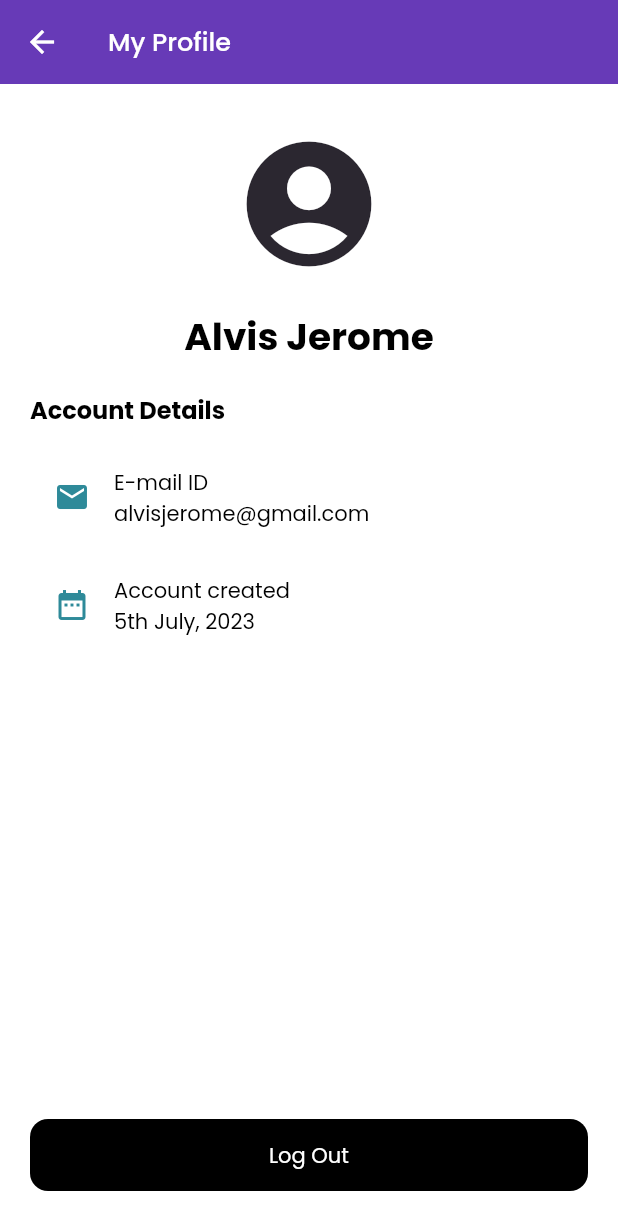
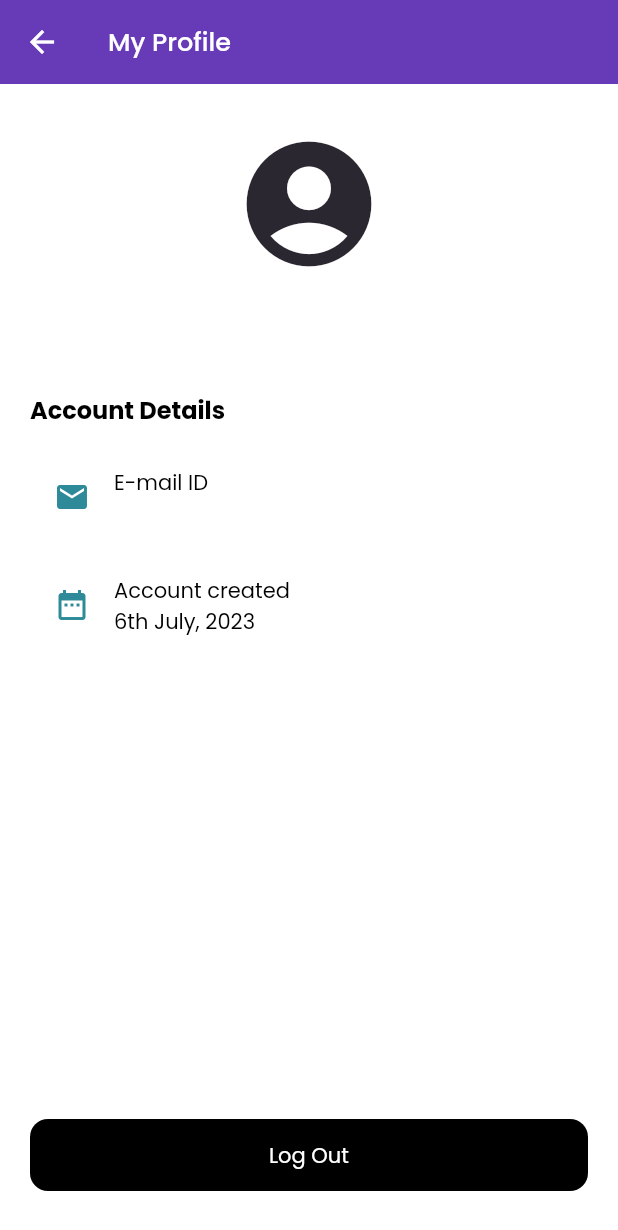
Before and after one commit to alvisjerome/todo-flutter-firebase, a Flutter app: the screen it shows once a user with an empty profile is signed in, after a tap on the "account circle" icon, on a phone screen of 412 x 824 dp. Shown: the top 1230 px of the screen. Run offline on Flutter 3.47's test engine with Material 2 defaults, Android fonts, the phone set to English and light mode, and no system bars; our stand-ins replace cloud_firestore, equatable, firebase_auth, firebase_core, get_it, google_fonts and 1 more; accounts and stored records are empty; generated files the repository leaves out were written again; network calls fail.

Commit message:
implemented CRUD

```diff
--- a/lib/app/modules/authentication/presentation/pages/profile_page.dart
+++ b/lib/app/modules/authentication/presentation/pages/profile_page.dart
@@ -13,6 +13,7 @@ class ProfilePage extends StatelessWidget {
 
   @override
   Widget build(BuildContext context) {
+    final authProvider = context.watch<AuthenticationProvider>();
     return Scaffold(
       appBar: AppBar(
         title: const CustomText(
@@ -27,15 +28,23 @@ class ProfilePage extends StatelessWidget {
         child: Column(
           crossAxisAlignment: CrossAxisAlignment.stretch,
           children: [
-            const Icon(Icons.account_circle,
-                size: 100,
-                // color: AppTheme.lightPink,
-                color: AppTheme.deepBrown),
+            authProvider.profilePicture.isNotEmpty
+                ? Container(
+                    height: 100,
+                    width: 100,
+                    decoration: BoxDecoration(
+                        shape: BoxShape.circle,
+                        image: DecorationImage(
+                            fit: BoxFit.contain,
+                            image: NetworkImage(authProvider.profilePicture))),
+                  )
+                : const Icon(Icons.account_circle,
+                    size: 100, color: AppTheme.deepBrown),
             const SizedBox(
               height: 20,
             ),
-            const CustomText(
-              value: "Alvis Jerome",
+            CustomText(
+              value: authProvider.username,
               align: TextAlign.center,
               fontSize: 25,
               fontWeight: FontWeight.bold,
@@ -48,23 +57,27 @@ class ProfilePage extends StatelessWidget {
                 fontWeight: FontWeight.bold,
               ),
             ),
-            const ListTile(
-              leading: Icon(
+            ListTile(
+              leading: const Icon(
                 Icons.mail,
                 color: AppTheme.tealGreen,
               ),
-              title: CustomText(
+              title: const CustomText(
                 value: "E-mail ID",
               ),
-              subtitle: CustomText(value: "alvisjerome@gmail.com"),
+              subtitle: CustomText(
+                value: authProvider.email,
+              ),
             ),
-            const ListTile(
-              leading: Icon(
+            ListTile(
+              leading: const Icon(
                 Icons.date_range,
                 color: AppTheme.tealGreen,
               ),
-              title: CustomText(value: "Account created"),
-              subtitle: CustomText(value: "5th July, 2023"),
+              title: const CustomText(value: "Account created"),
+              subtitle: CustomText(
+                value: authProvider.accountCreation,
+              ),
             ),
             const Spacer(),
             PrimaryButton(
--- a/lib/app/modules/authentication/presentation/providers/authentication_provider.dart
+++ b/lib/app/modules/authentication/presentation/providers/authentication_provider.dart
@@ -1,3 +1,4 @@
+import 'package:app/core/utils/conversion.dart';
 import 'package:firebase_auth/firebase_auth.dart';
 import 'package:flutter/material.dart';
 
@@ -6,9 +7,26 @@ import '../../datasource/repositories/authentication_repository.dart';
 
 class AuthenticationProvider with ChangeNotifier {
   final authenticationRepository = sl<AuthenticationRepository>();
+  final firebaseAuth = sl<FirebaseAuth>();
 
   User? _userValue;
-  User? get user => _userValue;
+  User? get user => _userValue ?? firebaseAuth.currentUser;
+
+  String get username {
+    return user?.displayName ?? "";
+  }
+
+  String get email {
+    return user?.email ?? "";
+  }
+
+  String get profilePicture {
+    return user?.photoURL ?? "";
+  }
+
+  String get accountCreation {
+    return Conversion.formatDate(user?.metadata.creationTime);
+  }
 
   Future<void> handleGoogleSignIn() async {
     final userCredential =
--- /dev/null
+++ b/lib/app/modules/todo/datasource/models/todo.dart
@@ -0,0 +1,13 @@
+import 'package:equatable/equatable.dart';
+
+class Todo extends Equatable {
+  final String? id;
+  final String? title;
+  final String? description;
+  final DateTime? dateTime;
+
+  const Todo({this.id, this.title, this.description, this.dateTime});
+
+  @override
+  List<Object?> get props => [id, title, description, dateTime];
+}
--- a/lib/app/modules/todo/presentation/pages/todo_page.dart
+++ b/lib/app/modules/todo/presentation/pages/todo_page.dart
@@ -1,10 +1,13 @@
+import 'package:app/app/modules/todo/presentation/providers/todo_provider.dart';
 import 'package:app/core/enums/todo_usecase.dart';
+import 'package:provider/provider.dart';
 
 import '../../../../../core/routes/app_paths.dart';
 import '../../../../../core/theme/app_theme.dart';
 import 'package:flutter/material.dart';
 
 import '../../../../widgets/custom_text.dart';
+import '../../datasource/models/todo.dart';
 import '../widgets/task_tile.dart';
 
 class TodoPage extends StatelessWidget {
@@ -12,6 +15,7 @@ class TodoPage extends StatelessWidget {
 
   @override
   Widget build(BuildContext context) {
+    final todosProvider = context.read<TodoProvider>();
     return Scaffold(
       appBar: AppBar(
         centerTitle: true,
@@ -31,17 +35,43 @@ class TodoPage extends StatelessWidget {
               ))
         ],
       ),
-      body: GridView.builder(
-          padding: const EdgeInsets.symmetric(vertical: 15.0, horizontal: 15),
-          itemCount: 10,
-          gridDelegate: const SliverGridDelegateWithFixedCrossAxisCount(
-              crossAxisCount: 2, crossAxisSpacing: 10, mainAxisSpacing: 10),
-          itemBuilder: (context, index) {
-            return const TaskTile();
+      body: StreamBuilder<List<Todo>>(
+          stream: todosProvider.getAllTodos(),
+          builder: (context, snapshot) {
+            if (snapshot.hasError) {
+              return Container(
+                  margin: const EdgeInsets.symmetric(horizontal: 20.0),
+                  alignment: Alignment.center,
+                  child: CustomText(value: "${snapshot.error}"));
+            }
+            if (snapshot.connectionState == ConnectionState.waiting) {
+              return const Center(
+                child: CircularProgressIndicator(
+                  strokeWidth: 1.5,
+                ),
+              );
+            }
+            if (snapshot.connectionState == ConnectionState.active) {
+              final todos = snapshot.data;
+              return GridView.builder(
+                  padding: const EdgeInsets.symmetric(
+                      vertical: 15.0, horizontal: 15),
+                  itemCount: todos?.length ?? 0,
+                  gridDelegate: const SliverGridDelegateWithFixedCrossAxisCount(
+                      crossAxisCount: 2,
+                      crossAxisSpacing: 10,
+                      mainAxisSpacing: 10),
+                  itemBuilder: (context, index) {
+                    return TaskTile(todo: todos?[index]);
+                  });
+            }
+            return const SizedBox();
           }),
       floatingActionButton: FloatingActionButton(
-        onPressed: () => Navigator.pushNamed(context, AppPaths.editTodo,
-            arguments: TodoUseCase.addTodo),
+        onPressed: () {
+          const record = (useCase: TodoUseCase.addTodo, todo: null);
+          Navigator.pushNamed(context, AppPaths.editTodo, arguments: record);
+        },
         child: const Icon(Icons.add),
       ),
     );
--- a/lib/app/modules/todo/presentation/widgets/task_tile.dart
+++ b/lib/app/modules/todo/presentation/widgets/task_tile.dart
@@ -1,52 +1,59 @@
+import 'package:app/app/modules/todo/presentation/providers/todo_provider.dart';
 import 'package:flutter/material.dart';
+import 'package:provider/provider.dart';
 
 import '../../../../../core/theme/app_theme.dart';
 import '../../../../widgets/custom_text.dart';
+import '../../datasource/models/todo.dart';
 import 'task_menu.dart';
 
 class TaskTile extends StatelessWidget {
-  const TaskTile({super.key});
+  final Todo? todo;
+
+  const TaskTile({super.key, required this.todo});
 
   @override
   Widget build(BuildContext context) {
+    final todoProvider = context.read<TodoProvider>();
     return Container(
       decoration: BoxDecoration(
         color: AppTheme.randomColor,
         borderRadius: BorderRadius.circular(12),
       ),
-      child: const Column(
+      child: Column(
         crossAxisAlignment: CrossAxisAlignment.stretch,
         children: [
           Row(
             children: [
               Expanded(
                   child: Padding(
-                padding: EdgeInsets.only(top: 10, left: 10, right: 10),
+                padding: const EdgeInsets.only(top: 10, left: 10, right: 10),
                 child: CustomText(
-                  value: "Shopping Grocery",
+                  value: todo?.title ?? "",
                   fontWeight: FontWeight.bold,
                   maxLine: 2,
                   textOverflow: TextOverflow.ellipsis,
                 ),
               )),
-              TaskMenu()
+              TaskMenu(
+                todo: todo,
+              )
             ],
           ),
           Flexible(
             child: Padding(
-              padding: EdgeInsets.only(left: 10.0, top: 5, right: 10),
+              padding: const EdgeInsets.only(left: 10.0, top: 5, right: 10),
               child: CustomText(
                 maxLine: 4,
-                value:
-                    "It has survived not only five centuries, but also the leap into electronic typesetting, remaining essentially unchanged. It was popularised in the 1960s with the release of Letraset sheets containing Lorem Ipsum passages, and more recently with desktop publishing software like Aldus PageMaker including versions of Lorem Ipsum.",
+                value: todo?.description ?? "",
                 textOverflow: TextOverflow.ellipsis,
               ),
             ),
           ),
           Padding(
-            padding: EdgeInsets.only(left: 10.0, top: 5, bottom: 3.0),
+            padding: const EdgeInsets.only(left: 10.0, top: 5, bottom: 3.0),
             child: CustomText(
-              value: "4th April 2023",
+              value: todoProvider.formatDateTime(todo?.dateTime),
               fontSize: 13,
               fontWeight: FontWeight.w600,
             ),
--- a/lib/app/widgets/custom_date_picker.dart
+++ b/lib/app/widgets/custom_date_picker.dart
@@ -1,8 +1,10 @@
 import 'package:flutter/material.dart';
 
 class CustomDatePicker extends StatefulWidget {
+  final DateTime? initialDate;
   final Function(DateTime) onDateSelected;
-  const CustomDatePicker({super.key, required this.onDateSelected});
+  const CustomDatePicker(
+      {super.key, required this.onDateSelected, this.initialDate});
 
   @override
   State<CustomDatePicker> createState() => _CustomDatePickerState();
@@ -15,7 +17,7 @@ class _CustomDatePickerState extends State<CustomDatePicker> {
   Future<void> handleSelectDate() async {
     final picked = await showDatePicker(
       context: context,
-      initialDate: currentDate,
+      initialDate: widget.initialDate ?? currentDate,
       firstDate: currentDate,
       lastDate: lastDate,
     );
--- /dev/null
+++ b/lib/core/enums/collections_enum.dart
@@ -0,0 +1 @@
+enum CollectionEnum { users, todos }
--- a/lib/core/routes/app_routes.dart
+++ b/lib/core/routes/app_routes.dart
@@ -6,7 +6,7 @@ import '../../app/modules/authentication/presentation/pages/profile_page.dart';
 import '../../app/modules/todo/presentation/pages/todo_edit_page.dart';
 import '../../app/modules/todo/presentation/pages/todo_page.dart';
 import '../../app/widgets/error_page.dart';
-import '../enums/todo_usecase.dart';
+import '../utils/typedefs.dart';
 import 'app_paths.dart';
 
 final class AppRoutes {
@@ -20,8 +20,8 @@ final class AppRoutes {
         return MaterialPageRoute(builder: (_) => const ProfilePage());
       case AppPaths.editTodo:
         return MaterialPageRoute(
-            builder: (_) =>
-                TodoEditPage(useCase: settings?.arguments as TodoUseCase?));
+            builder: (_) => TodoEditPage(
+                routeProps: settings?.arguments as TodoRouteProps));
       default:
         return MaterialPageRoute(builder: (_) => const ErrorPage());
     }
--- a/lib/core/utils/conversion.dart
+++ b/lib/core/utils/conversion.dart
@@ -1,7 +1,9 @@
 import 'package:intl/intl.dart';
 
 final class Conversion {
-  static String formatDate(DateTime dateTime) {
+  static String formatDate(DateTime? dateTime) {
+    if (dateTime == null) return "";
+
     final format = DateFormat("d MMMM, yyyy", "en_US");
     String formattedDate = format.format(dateTime);
 
--- /dev/null
+++ b/lib/core/utils/typedefs.dart
@@ -0,0 +1,5 @@
+import 'package:app/app/modules/todo/datasource/models/todo.dart';
+
+import '../enums/todo_usecase.dart';
+
+typedef TodoRouteProps = ({TodoUseCase useCase, Todo? todo});
--- a/lib/injection_container.dart
+++ b/lib/injection_container.dart
@@ -1,3 +1,4 @@
+import 'package:cloud_firestore/cloud_firestore.dart';
 import 'package:firebase_auth/firebase_auth.dart';
 import 'package:get_it/get_it.dart';
 import 'package:google_sign_in/google_sign_in.dart';
@@ -9,6 +10,7 @@ final sl = GetIt.instance; //Service Locator
 
 Future<void> setup() async {
   sl.registerLazySingleton<GoogleSignIn>(() => GoogleSignIn());
+  sl.registerLazySingleton<FirebaseFirestore>(() => FirebaseFirestore.instance);
   sl.registerLazySingleton<FirebaseAuth>(() => FirebaseAuth.instance);
 
   sl.registerLazySingleton<AuthenticationRepository>(
@@ -20,6 +22,7 @@ Future<void> setup() async {
   sl.registerLazySingleton<TodoRepository>(
     () => TodoRepositoryImpl(
       firestore: sl(),
+      firebaseAuth: sl(),
     ),
   );
 }
--- a/pubspec.yaml
+++ b/pubspec.yaml
@@ -42,6 +42,7 @@ dependencies:
   cloud_firestore: ^4.8.2
   get_it: ^7.6.0
   firebase_auth: ^4.6.3
+  equatable: ^2.0.5
 
 dev_dependencies:
   flutter_test:
```
Also changed, not shown: lib/app/modules/todo/datasource/repositories/todo_repository.dart (+59 -2 lines), lib/app/modules/todo/presentation/pages/todo_edit_page.dart (+34 -10 lines), lib/app/modules/todo/presentation/providers/todo_provider.dart (+81 -1 lines), lib/app/modules/todo/presentation/widgets/task_menu.dart (+14 -4 lines), pubspec.lock.
